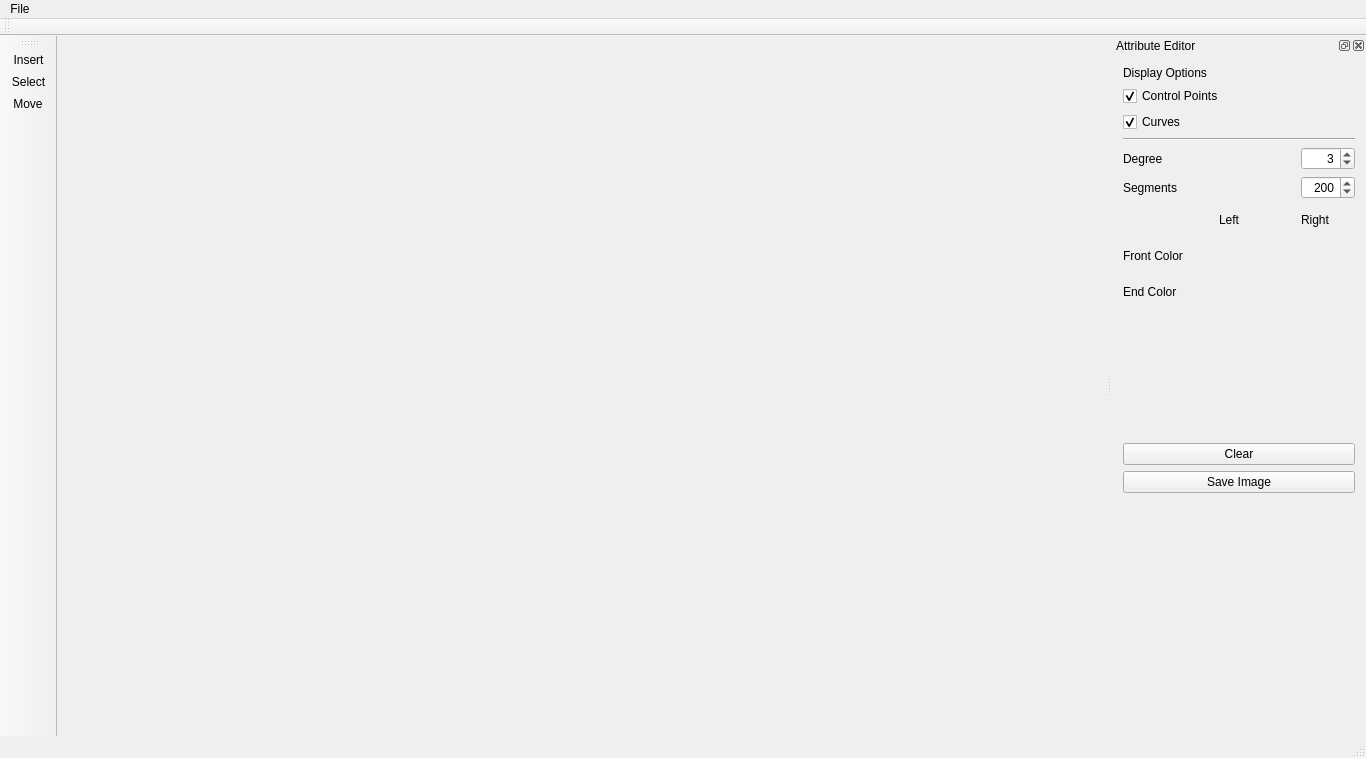
This is visual_studio/A02_DiffusionCurves/MainWindow.ui in ShenyaoKe/GeometricModeling as Qt 5 draws it before an edit. The edited form follows.
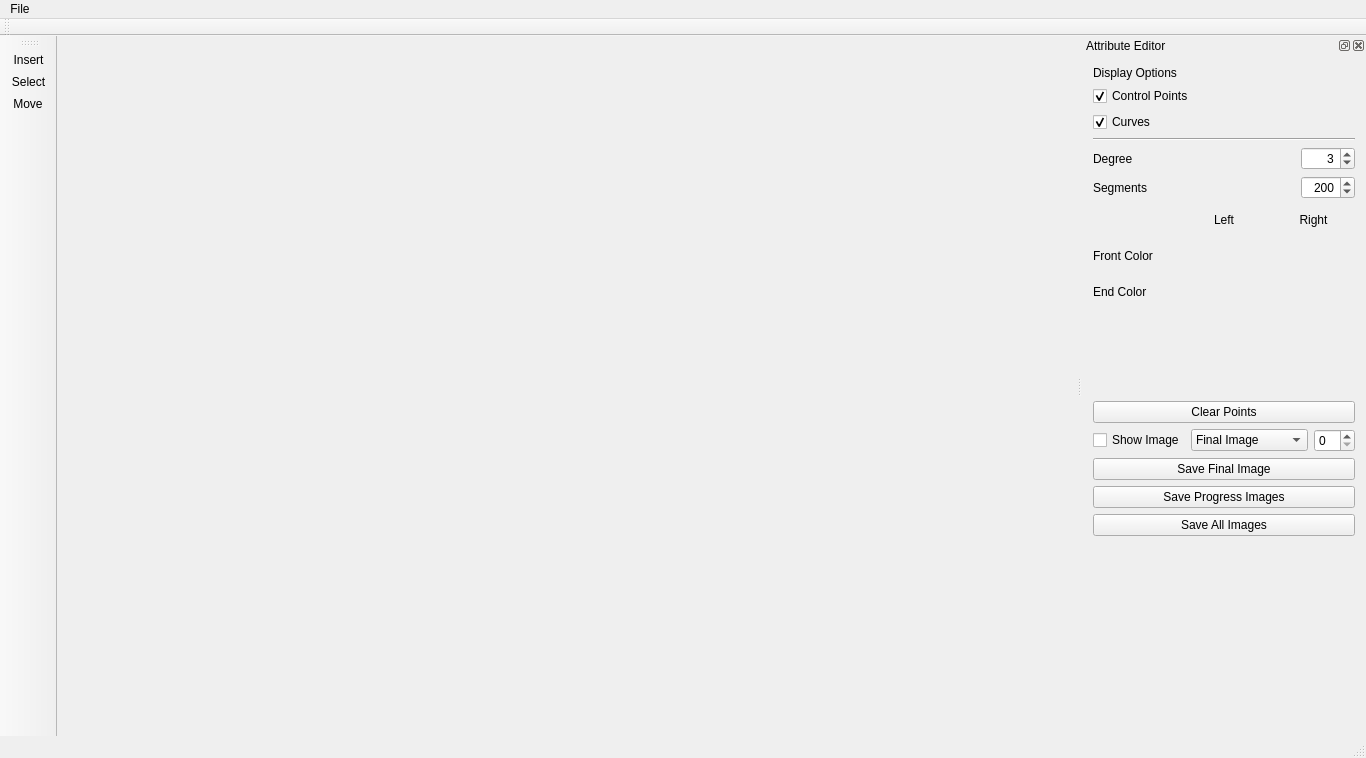
This is the edited form. Icons and pictures are not drawn.

Patch:
```diff
--- a/visual_studio/A02_DiffusionCurves/MainWindow.ui
+++ b/visual_studio/A02_DiffusionCurves/MainWindow.ui
@@ -361,14 +361,67 @@
        <item row="0" column="0">
         <widget class="QPushButton" name="clear_button">
          <property name="text">
-          <string>Clear</string>
+          <string>Clear Points</string>
          </property>
         </widget>
        </item>
-       <item row="1" column="0">
-        <widget class="QPushButton" name="saveImg_button">
+       <item row="3" column="0">
+        <widget class="QPushButton" name="save_final_img">
          <property name="text">
-          <string>Save Image</string>
+          <string>Save Final Image</string>
+         </property>
+        </widget>
+       </item>
+       <item row="4" column="0">
+        <widget class="QPushButton" name="save_progress_img">
+         <property name="text">
+          <string>Save Progress Images</string>
+         </property>
+        </widget>
+       </item>
+       <item row="2" column="0">
+        <layout class="QHBoxLayout" name="horizontalLayout_2">
+         <item>
+          <widget class="QCheckBox" name="disp_img">
+           <property name="text">
+            <string>Show Image</string>
+           </property>
+          </widget>
+         </item>
+         <item>
+          <widget class="QComboBox" name="disp_img_type">
+           <property name="minimumSize">
+            <size>
+             <width>80</width>
+             <height>0</height>
+            </size>
+           </property>
+           <item>
+            <property name="text">
+             <string>Final Image</string>
+            </property>
+           </item>
+           <item>
+            <property name="text">
+             <string>Down-Sampling</string>
+            </property>
+           </item>
+           <item>
+            <property name="text">
+             <string>Up-sampling</string>
+            </property>
+           </item>
+          </widget>
+         </item>
+         <item>
+          <widget class="QSpinBox" name="disp_img_idx"/>
+         </item>
+        </layout>
+       </item>
+       <item row="5" column="0">
+        <widget class="QPushButton" name="save_all_img">
+         <property name="text">
+          <string>Save All Images</string>
          </property>
         </widget>
        </item>
```
Left out of the diff: 2 changed lines with no effect on the pictures.
